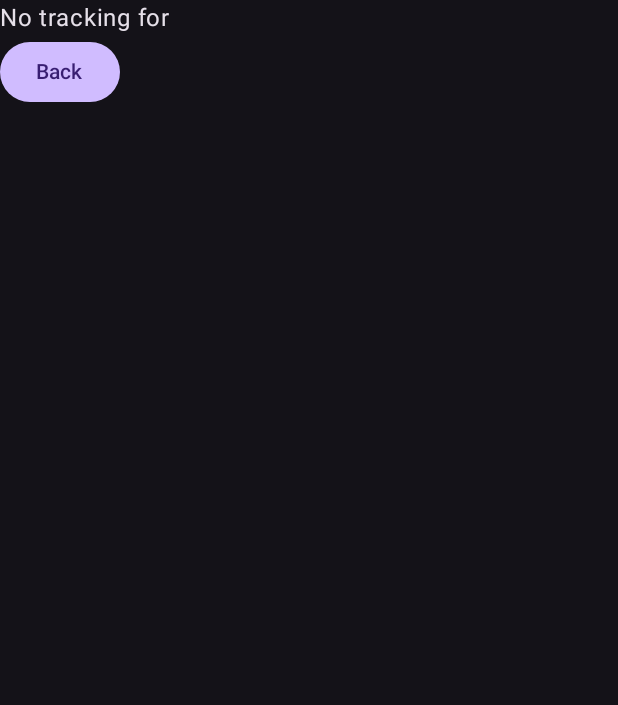
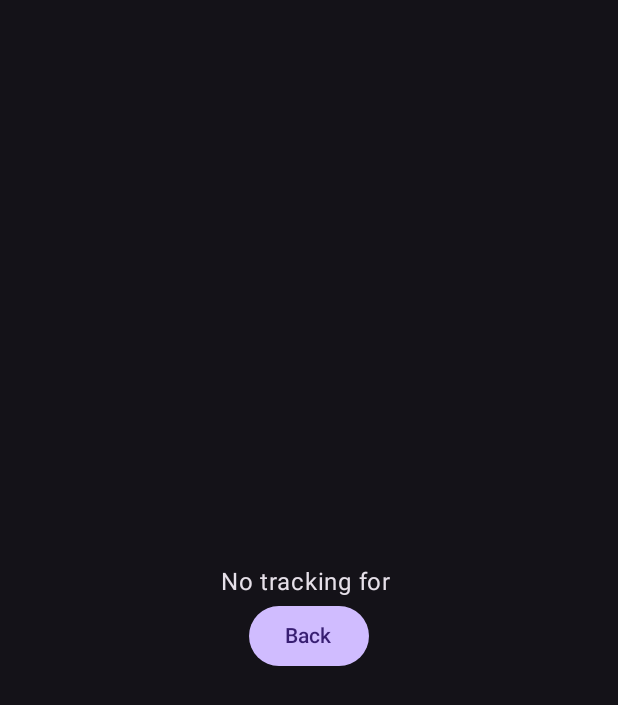
Before and after one commit to okwunduevans-cyber/Oja, an Android app built with Jetpack Compose: the composable TrackScreen called with empty values, on a phone screen of 412 x 824 dp. Shown: the top 705 px of the screen. Run offline under Robolectric (Android 15) with nearby library versions, the phone set to English and light mode, and no system bars.

Commit message:
Address review comments: remove citation markers, fix TrackScreen structure, remove unused @OptIn annotations
Co-authored-by: okwunduevans-cyber <226234552+okwunduevans-cyber@users.noreply.github.com>

```diff
--- a/app/src/main/java/com/oja/app/MainActivity.kt
+++ b/app/src/main/java/com/oja/app/MainActivity.kt
@@ -3,11 +3,9 @@ package com.oja.app
 import android.os.Bundle
 import androidx.activity.ComponentActivity
 import androidx.activity.compose.setContent
-import androidx.compose.material3.ExperimentalMaterial3Api
 import com.oja.app.ui.AppRoot
 
 class MainActivity : ComponentActivity() {
-    @OptIn(ExperimentalMaterial3Api::class)
     override fun onCreate(savedInstanceState: Bundle?) {
         super.onCreate(savedInstanceState)
         setContent { AppRoot() }
--- a/app/src/main/java/com/oja/app/ui/AppRoot.kt
+++ b/app/src/main/java/com/oja/app/ui/AppRoot.kt
@@ -8,7 +8,6 @@ import androidx.navigation.compose.composable
 import com.oja.app.navigation.Route
 import com.oja.app.ui.screens.*
 
-@OptIn(ExperimentalMaterial3Api::class)
 @Composable
 fun AppRoot() {
     OjaTheme {
--- a/app/src/main/java/com/oja/app/ui/screens/TrackScreen.kt
+++ b/app/src/main/java/com/oja/app/ui/screens/TrackScreen.kt
@@ -14,10 +14,16 @@ import kotlin.math.min
 @Composable
 fun TrackScreen(orderId: String, onBack: () -> Unit) {
     val job = Repo.jobs.value.firstOrNull { it.orderId == orderId }
-    Column(Modifier.fillMaxSize()) {
+
     if (job == null) {
+        Column(
+            Modifier.fillMaxSize(),
+            verticalArrangement = Arrangement.Center,
+            horizontalAlignment = androidx.compose.ui.Alignment.CenterHorizontally
+        ) {
             Text("No tracking for $orderId")
-            Button(onBack) { Text("Back") }
+            Button(onClick = onBack) { Text("Back") }
+        }
         return
     }
 
@@ -40,7 +46,7 @@ fun TrackScreen(orderId: String, onBack: () -> Unit) {
         start.longitude + (end.longitude - start.longitude) * progress
     )
 
-        if (com.google.android.libraries.maps.BuildConfig.VERSION_NAME != null) {
+    Column(Modifier.fillMaxSize()) {
         GoogleMap(
             modifier = Modifier.weight(1f),
             cameraPositionState = cameraPositionState
@@ -50,9 +56,6 @@ fun TrackScreen(orderId: String, onBack: () -> Unit) {
             Marker(state = rememberMarkerState(position = end), title = "Dropoff")
             Marker(state = rememberMarkerState(position = current), title = "Courier")
         }
-        } else {
-            Box(Modifier.weight(1f)) { Text("Map placeholder (add Maps API key)") }
-        }
         Row(Modifier.fillMaxWidth().padding(12.dp), horizontalArrangement = Arrangement.spacedBy(8.dp)) {
             Button(onBack) { Text("Back") }
             Text("Progress: ${(progress * 100).toInt()}%")
```
Also changed, not shown: app/build.gradle.kts (+6 -6 lines). Lines whose indentation alone changed are shown as unchanged.
